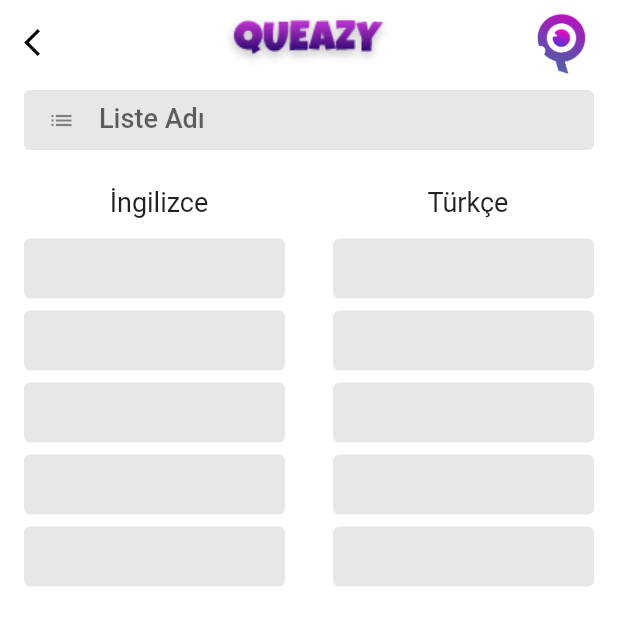
After one commit to furknataman/english, a Flutter app: the AddList screen opened directly, on a phone screen of 412 x 824 dp. The commit adds this screen. Shown: the top 625 px of the screen. Run offline on Flutter 3.47's test engine with Material 2 defaults, Android fonts, the phone set to English and light mode, and no system bars; our stand-ins replace font_awesome_flutter.

Commit message:
add list item

```diff
--- /dev/null
+++ b/lib/pages/addlist.dart
@@ -0,0 +1,142 @@
+import 'package:flutter/material.dart';
+
+class AddList extends StatefulWidget {
+  const AddList({Key? key}) : super(key: key);
+
+  @override
+  State<AddList> createState() => _AddListState();
+}
+
+class _AddListState extends State<AddList> {
+  final _litName = TextEditingController();
+  List<TextEditingController> wordTextEditingList = [];
+  List<Row> wordListField = [];
+
+  @override
+  void initState() {
+    super.initState();
+    for (int i = 0; i < 10; ++i) wordTextEditingList.add(TextEditingController());
+
+    for (int i = 0; i < 5; ++i) {
+      wordListField.add(Row(
+        children: [
+          Expanded(
+              child: textFieldBuilder(textEditingController: wordTextEditingList[2 * i])),
+          Expanded(
+              child:
+                  textFieldBuilder(textEditingController: wordTextEditingList[2 * i + 1])),
+        ],
+      ));
+    }
+  }
+
+  Widget build(BuildContext context) {
+    return Scaffold(
+      appBar: AppBar(
+        automaticallyImplyLeading: false,
+        backgroundColor: Colors.white,
+        elevation: 0,
+        title: Row(mainAxisAlignment: MainAxisAlignment.spaceBetween, children: [
+          Container(
+            alignment: Alignment.centerLeft,
+            width: MediaQuery.of(context).size.width * 0.2,
+            child: InkWell(
+                onTap: () {
+                  Navigator.of(context).pop();
+                },
+                child: Icon(
+                  Icons.arrow_back_ios,
+                  color: Colors.black,
+                  size: 22,
+                )),
+          ),
+          Container(
+              width: MediaQuery.of(context).size.width * 0.5,
+              child: Image.asset("assets/images/logo_text.png")),
+          Container(
+            alignment: Alignment.centerRight,
+            width: MediaQuery.of(context).size.width * 0.2,
+            child: Image.asset(
+              "assets/images/logo.png",
+              height: 45,
+              width: 45,
+            ),
+          )
+        ]),
+      ),
+      body: SafeArea(
+        child: Container(
+          color: Colors.white,
+          child: Column(children: [
+            textFieldBuilder(
+                icon: Icon(
+                  Icons.list,
+                  size: 18,
+                ),
+                hindText: "Liste Adı",
+                textEditingController: _litName,
+                textAlign: TextAlign.left),
+            Container(
+              margin: EdgeInsets.only(top: 20, bottom: 10),
+              child: Row(
+                mainAxisAlignment: MainAxisAlignment.spaceAround,
+                children: [
+                  Text(
+                    "İngilizce",
+                    style: TextStyle(fontSize: 18, fontFamily: "RobotoRegular"),
+                  ),
+                  Text(
+                    "Türkçe",
+                    style: TextStyle(fontSize: 18, fontFamily: "RobotoRegular"),
+                  )
+                ],
+              ),
+            ),
+            Expanded(
+              child: SingleChildScrollView(
+                  child: Column(
+                children: wordListField,
+              )),
+            )
+          ]),
+        ),
+      ),
+    );
+  }
+
+  Column textFieldBuilder(
+      {int height = 40,
+      @required TextEditingController? textEditingController,
+      Icon? icon,
+      String? hindText,
+      TextAlign textAlign = TextAlign.center}) {
+    return Column(
+      children: [
+        Container(
+          height: double.parse(height.toString()),
+          padding: EdgeInsets.only(left: 16, right: 16),
+          decoration: BoxDecoration(
+              color: Colors.grey.withOpacity(0.25),
+              borderRadius: BorderRadius.circular(4)),
+          margin: const EdgeInsets.only(left: 16, right: 16, top: 4, bottom: 4),
+          child: TextField(
+            keyboardType: TextInputType.name,
+            maxLines: 1,
+            textAlign: textAlign,
+            controller: textEditingController,
+            style: TextStyle(
+                color: Colors.black,
+                fontFamily: "RobotoMedium",
+                decoration: TextDecoration.none,
+                fontSize: 18),
+            decoration: InputDecoration(
+                icon: icon,
+                border: InputBorder.none,
+                hintText: hindText,
+                fillColor: Colors.transparent),
+          ),
+        )
+      ],
+    );
+  }
+}
--- a/lib/pages/list.dart
+++ b/lib/pages/list.dart
@@ -1,3 +1,4 @@
+import 'package:english/pages/addlist.dart';
 import 'package:english/pages/main.dart';
 import 'package:flutter/cupertino.dart';
 import 'package:flutter/material.dart';
@@ -47,7 +48,9 @@ class _ListPageState extends State<ListPage> {
         ]),
       ),
       floatingActionButton: FloatingActionButton(
-        onPressed: () {},
+        onPressed: () {
+          Navigator.push(context, MaterialPageRoute(builder: ((context) => const AddList())));
+        },
         child: const Icon(Icons.add),
         backgroundColor: Colors.purple.withOpacity(0.5),
       ),
```
